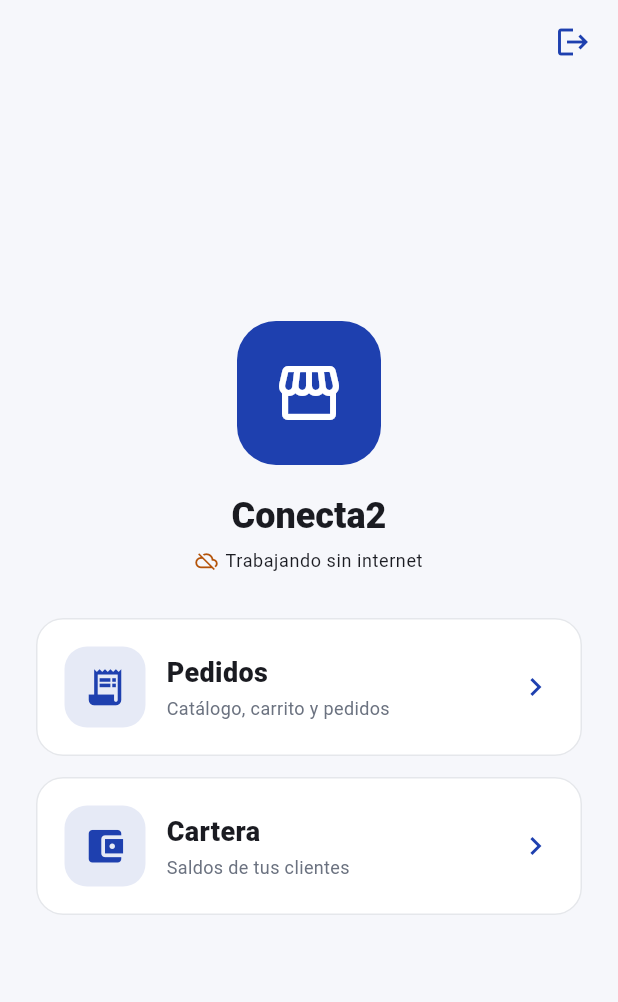
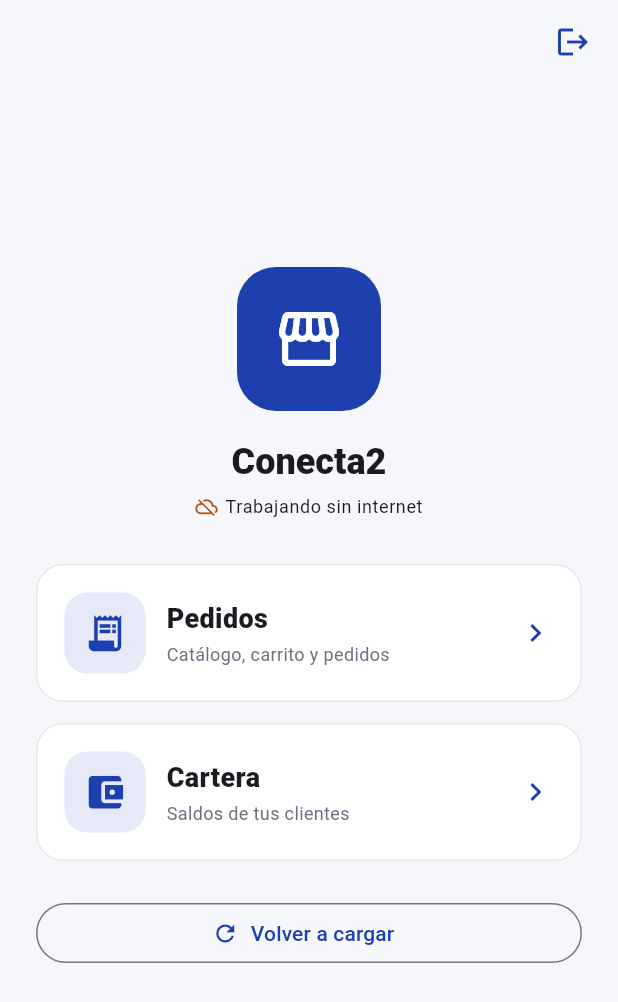
Before and after one commit to JUANRESTREPO95/conecta2, a Flutter app: the MenuScreen screen opened directly, on a phone screen of 412 x 824 dp. Shown: the top 1002 px of the screen. Run offline on Flutter 3.47's test engine with Material 3 defaults, Android fonts, the phone set to English and light mode, and no system bars; our stand-ins replace connectivity_plus, flutter_secure_storage, material_ui, pdf, share_plus, sqflite; missing offline and left inert: cryptography; accounts and stored records are empty.

Commit message:
baruj apk: boton volver a cargar y mensaje sin secciones
- Sin secciones activas solo dice que no hay informacion; se quita la
  pista de que apartados existen
- Boton 'Volver a cargar' abajo del menu: vuelve a pedir la configuracion
  al panel y, si el super activo una seccion, entra directo
- APK version 1.0.27+28

```diff
--- a/apk/lib/screens/menu_screen.dart
+++ b/apk/lib/screens/menu_screen.dart
@@ -90,22 +90,28 @@ class MenuScreen extends StatelessWidget {
                               onTap: appState.irACartera,
                             ),
                           if (!appState.pedidosActivo &&
-                              !appState.carteraActiva) ...[
+                              !appState.carteraActiva)
                             const Text(
                               'No hay información para mostrar.',
                               textAlign: TextAlign.center,
                               style: TextStyle(
                                   fontSize: 16, fontWeight: FontWeight.w800),
                             ),
-                            const SizedBox(height: 6),
-                            const Text(
-                              'Pídele al administrador que active Pedidos o '
-                              'Cartera desde el panel.',
-                              textAlign: TextAlign.center,
-                              style: TextStyle(
-                                  fontSize: 12, color: Color(0xFF6B7280)),
-                            ),
-                          ],
+                          const SizedBox(height: 24),
+                          OutlinedButton.icon(
+                            onPressed: appState.sincronizando
+                                ? null
+                                : () => _recargar(context),
+                            icon: appState.sincronizando
+                                ? const SizedBox(
+                                    width: 18,
+                                    height: 18,
+                                    child:
+                                        CircularProgressIndicator(strokeWidth: 2),
+                                  )
+                                : const Icon(Icons.refresh),
+                            label: const Text('Volver a cargar'),
+                          ),
                         ],
                       ),
                     ),
@@ -141,6 +147,25 @@ class MenuScreen extends StatelessWidget {
       ),
       child: Icon(Icons.storefront, color: appState.colorLetra, size: 48),
     );
+  }
+
+  /// Vuelve a pedir la configuración y los datos al panel: sirve cuando el
+  /// super acaba de activar una sección y la app todavía no lo sabe.
+  Future<void> _recargar(BuildContext context) async {
+    try {
+      await appState.sincronizar();
+      if (context.mounted) {
+        ScaffoldMessenger.of(context).showSnackBar(
+          const SnackBar(content: Text('Datos actualizados')),
+        );
+      }
+    } catch (e) {
+      if (context.mounted) {
+        ScaffoldMessenger.of(context).showSnackBar(
+          SnackBar(content: Text('No se pudo actualizar: $e')),
+        );
+      }
+    }
   }
 
   Widget _tarjeta({
--- a/apk/lib/screens/tabs/ajustes_tab.dart
+++ b/apk/lib/screens/tabs/ajustes_tab.dart
@@ -295,7 +295,7 @@ class _AjustesTabState extends State<AjustesTab> {
         ),
         const SizedBox(height: 18),
         const Center(
-          child: Text('Conecta2 1.0.26',
+          child: Text('Conecta2 1.0.27',
               style: TextStyle(fontSize: 12, color: Color(0xFF9CA3AF))),
         ),
       ],
--- a/apk/pubspec.yaml
+++ b/apk/pubspec.yaml
@@ -16,7 +16,7 @@ publish_to: 'none' # Remove this line if you wish to publish to pub.dev
 # https://developer.apple.com/library/archive/documentation/General/Reference/InfoPlistKeyReference/Articles/CoreFoundationKeys.html
 # In Windows, build-name is used as the major, minor, and patch parts
 # of the product and file versions while build-number is used as the build suffix.
-version: 1.0.26+27
+version: 1.0.27+28
 
 environment:
   sdk: ^3.14.0
```
